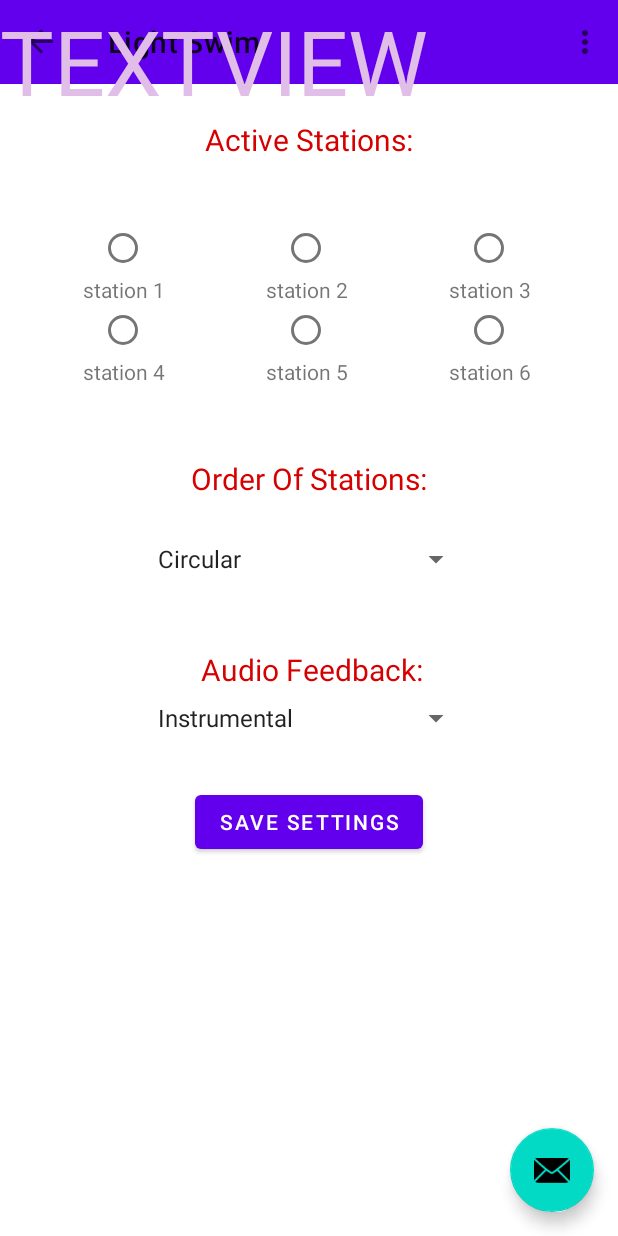
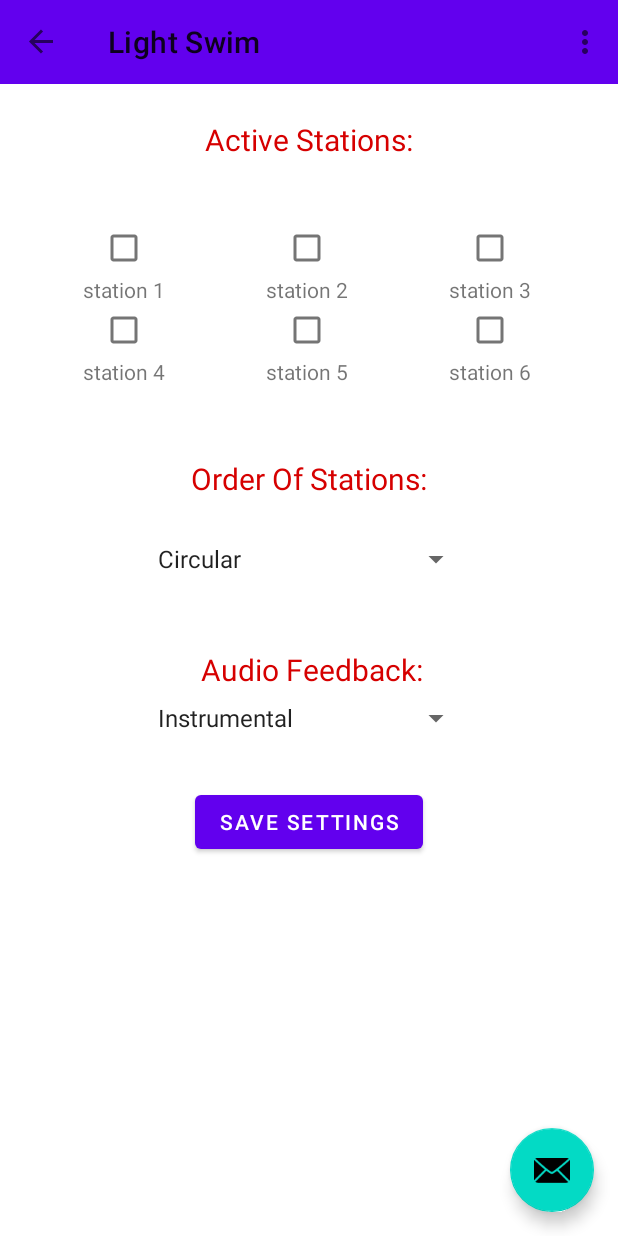
Before and after one commit to aviramyi/LightSwimHCI, an Android app: the screen it shows after launch (MainActivity), after a tap on "SETTINGS", on a phone screen of 412 x 824 dp. Run offline under Robolectric (Android 15) with nearby library versions, the phone set to English and light mode, and no system bars; our stand-ins replace navigation-ui; libraries missing offline, so code that uses them is left out: me.aflak.arduino; 4 statements that could not run were skipped.

Commit message:
Finish saving settings & sending to arduino

```diff
--- a/app/src/main/AndroidManifest.xml
+++ b/app/src/main/AndroidManifest.xml
@@ -24,4 +24,8 @@
         </activity>
     </application>
 
+    <uses-feature
+        android:name="android.hardware.usb.host"
+        android:required="true" />
+
 </manifest>
--- /dev/null
+++ b/app/src/main/java/com/example/lightswimhci/ArduinoManager.java
@@ -0,0 +1,71 @@
+package com.example.lightswimhci;
+import android.content.Context;
+import android.hardware.usb.UsbDevice;
+
+import org.jetbrains.annotations.NotNull;
+import me.aflak.arduino.Arduino;
+import me.aflak.arduino.ArduinoListener;
+
+// singleton
+public final class ArduinoManager {
+
+    private static ArduinoManager instance = null;
+
+    private final Arduino arduino;
+
+    private ArduinoManager(Context context) {
+        arduino = new Arduino(context);
+        arduino.addVendorId(6790);
+        arduino.setBaudRate(9600);
+        arduino.setArduinoListener(new ArduinoListener() {
+            @Override
+            public void onArduinoAttached(UsbDevice device) {
+                arduino.open(device);
+            }
+
+            @Override
+            public void onArduinoDetached() {
+                // arduino detached from phone
+            }
+
+            @Override
+            public void onArduinoMessage(byte[] bytes) {
+                String message = new String(bytes);
+                // new message received from arduino
+            }
+
+            @Override
+            public void onArduinoOpened() {
+                // you can start the communication
+                String str = "Hello Arduino !";
+                arduino.send(str.getBytes());
+            }
+
+            @Override
+            public void onUsbPermissionDenied() {
+                // Permission denied, display popup then
+                arduino.reopen();
+            }
+        });
+    }
+
+    public static ArduinoManager getInstance(){
+        if (instance == null) {
+            return null;
+        }
+        return instance;
+    }
+
+
+    public static ArduinoManager getInstance(Context context){
+        if (instance == null) {
+            instance = new ArduinoManager(context);
+        }
+        return instance;
+    }
+
+    @NotNull
+    public Arduino getArduino() {
+        return arduino;
+    }
+}
--- a/app/src/main/java/com/example/lightswimhci/MainActivity.kt
+++ b/app/src/main/java/com/example/lightswimhci/MainActivity.kt
@@ -1,10 +1,8 @@
 package com.example.lightswimhci
 
-import android.hardware.usb.UsbDevice
 import android.os.Bundle
 import android.view.Menu
 import android.view.MenuItem
-import android.widget.TextView
 import androidx.appcompat.app.AppCompatActivity
 import androidx.appcompat.app.AppCompatDelegate
 import androidx.navigation.findNavController
@@ -13,46 +11,13 @@ import androidx.navigation.ui.navigateUp
 import androidx.navigation.ui.setupActionBarWithNavController
 import com.example.lightswimhci.databinding.ActivityMainBinding
 import com.google.android.material.snackbar.Snackbar
-import me.aflak.arduino.Arduino
-import me.aflak.arduino.ArduinoListener
 
 
 class MainActivity : AppCompatActivity() {
 
     private lateinit var appBarConfiguration: AppBarConfiguration
     private lateinit var binding: ActivityMainBinding
-    private lateinit var arduino: Arduino
-    private lateinit var textView: TextView
-
-    override fun onStart() {
-        super.onStart()
-        arduino.setArduinoListener(object : ArduinoListener {
-            override fun onArduinoAttached(device: UsbDevice) {
-                arduino.open(device)
-                textView.setText("arduino has attached!")
-            }
-
-            override fun onArduinoDetached() {
-                // arduino detached from phone
-            }
-
-            override fun onArduinoMessage(bytes: ByteArray) {
-                val message = String(bytes)
-                // new message received from arduino
-            }
-
-            override fun onArduinoOpened() {
-                // you can start the communication
-                val str = "Hello Arduino !"
-                arduino.send(str.toByteArray())
-            }
-
-            override fun onUsbPermissionDenied() {
-                // Permission denied, display popup then
-                arduino.reopen()
-            }
-        })
-    }
+    private lateinit var arduinoManager: ArduinoManager
 
     override fun onCreate(savedInstanceState: Bundle?) {
         super.onCreate(savedInstanceState)
@@ -62,6 +27,7 @@ class MainActivity : AppCompatActivity() {
         setContentView(binding.root)
 
         setSupportActionBar(binding.toolbar)
+        supportActionBar?.setDisplayHomeAsUpEnabled(false)
 
         val navController = findNavController(R.id.nav_host_fragment_content_main)
         appBarConfiguration = AppBarConfiguration(navController.graph)
@@ -72,9 +38,8 @@ class MainActivity : AppCompatActivity() {
                     .setAction("Action", null).show()
         }
 
-        textView = findViewById(R.id.textView);
+        arduinoManager = ArduinoManager.getInstance(this);
 
-        arduino = Arduino(this)
     }
 
     override fun onCreateOptionsMenu(menu: Menu): Boolean {
@@ -99,14 +64,4 @@ class MainActivity : AppCompatActivity() {
                 || super.onSupportNavigateUp()
     }
 
-    fun display(message: String) {
-        runOnUiThread {
-            textView.append(
-                """
-            $message
-
-            """.trimIndent()
-            )
-        }
-    }
 }
--- a/app/src/main/java/com/example/lightswimhci/MainFragment.kt
+++ b/app/src/main/java/com/example/lightswimhci/MainFragment.kt
@@ -7,7 +7,6 @@ import android.view.View
 import android.view.ViewGroup
 import androidx.navigation.fragment.findNavController
 import com.example.lightswimhci.databinding.FragmentMainBinding
-import android.util.Log
 
 /**
  * A simple [Fragment] subclass as the default destination in the navigation.
--- a/app/src/main/java/com/example/lightswimhci/SettingsFragment.kt
+++ b/app/src/main/java/com/example/lightswimhci/SettingsFragment.kt
@@ -5,8 +5,43 @@ import androidx.fragment.app.Fragment
 import android.view.LayoutInflater
 import android.view.View
 import android.view.ViewGroup
+import android.widget.Button
 import androidx.navigation.fragment.findNavController
 import com.example.lightswimhci.databinding.FragmentSettingsBinding
+
+enum class StationOrder {
+    CIRCULAR, RANDOM, MANUAL, OPPOSITE
+}
+
+enum class AudioFeedback {
+    INSTRUMENTAL, VERBAL, AUDIOBOOK, NONE
+}
+
+class Settings {
+    final var DELIMITER = "$"
+
+    var activeStations: BooleanArray = booleanArrayOf(false, false, false, false, false, false)
+    var orderOfStations: StationOrder = StationOrder.CIRCULAR
+    var audioFeedback: AudioFeedback = AudioFeedback.INSTRUMENTAL
+
+    fun Serialize() : String {
+        var result = ""
+
+        for (i in 0..5) {
+            if (activeStations[i]) {
+                result += i.toString()
+            }
+        }
+
+        result += DELIMITER
+        result += orderOfStations.ordinal.toString()
+        result += DELIMITER
+        result += audioFeedback.ordinal.toString()
+
+        return result
+    }
+}
+
 
 /**
  * A simple [Fragment] subclass as the second destination in the navigation.
@@ -14,6 +49,7 @@ import com.example.lightswimhci.databinding.FragmentSettingsBinding
 class SettingsFragment : Fragment() {
 
     private var _binding: FragmentSettingsBinding? = null
+    private var savedSettings: Settings = Settings()
 
     // This property is only valid between onCreateView and
     // onDestroyView.
@@ -32,7 +68,8 @@ class SettingsFragment : Fragment() {
     override fun onViewCreated(view: View, savedInstanceState: Bundle?) {
         super.onViewCreated(view, savedInstanceState)
 
-        binding.buttonSecond.setOnClickListener {
+        binding.buttonSaveSettings.setOnClickListener {
+            ArduinoManager.getInstance().arduino.send(extractSettings())
             findNavController().navigate(R.id.action_SecondFragment_to_FirstFragment)
         }
     }
@@ -41,4 +78,32 @@ class SettingsFragment : Fragment() {
         super.onDestroyView()
         _binding = null
     }
+
+    fun extractSettings() : ByteArray{
+        if (binding.radioButtonStation1.isChecked){
+            savedSettings.activeStations[0] = true;
+        }
+        if (binding.radioButtonStation2.isChecked){
+            savedSettings.activeStations[1] = true;
+        }
+        if (binding.radioButtonStation3.isChecked){
+            savedSettings.activeStations[2] = true;
+        }
+        if (binding.radioButtonStation4.isChecked){
+            savedSettings.activeStations[3] = true;
+        }
+        if (binding.radioButtonStation5.isChecked){
+            savedSettings.activeStations[4] = true;
+        }
+        if (binding.radioButtonStation6.isChecked){
+            savedSettings.activeStations[5] = true;
+        }
+
+        savedSettings.orderOfStations = StationOrder.valueOf(binding.spinnerOrderOfStations.selectedItem.toString().uppercase())
+        savedSettings.audioFeedback = AudioFeedback.valueOf(binding.spinnerAudioFeedback.selectedItem.toString().uppercase())
+
+        return savedSettings.Serialize().toByteArray()
+    }
+
+
 }
--- a/app/src/main/res/layout/activity_main.xml
+++ b/app/src/main/res/layout/activity_main.xml
@@ -35,14 +35,4 @@
         app:layout_anchorGravity="center"
         app:popupTheme="@style/Theme.LightSwimHCI.PopupOverlay" />
 
-    <TextView
-        android:id="@+id/textView"
-        android:layout_width="358dp"
-        android:layout_height="154dp"
-        android:text="TextView"
-        android:textAlignment="textStart"
-        android:textAllCaps="true"
-        android:textColor="#E1BEE7"
-        android:textSize="60sp" />
-
 </androidx.coordinatorlayout.widget.CoordinatorLayout>
--- a/app/src/main/res/layout/fragment_settings.xml
+++ b/app/src/main/res/layout/fragment_settings.xml
@@ -10,13 +10,13 @@
         android:id="@+id/textview_second"
         android:layout_width="wrap_content"
         android:layout_height="wrap_content"
-        app:layout_constraintBottom_toTopOf="@id/button_second"
+        app:layout_constraintBottom_toTopOf="@id/button_saveSettings"
         app:layout_constraintEnd_toEndOf="parent"
         app:layout_constraintStart_toStartOf="parent"
         app:layout_constraintTop_toTopOf="parent" />
 
     <Button
-        android:id="@+id/button_second"
+        android:id="@+id/button_saveSettings"
         android:layout_width="wrap_content"
         android:layout_height="wrap_content"
         android:text="@string/saveSettings"
@@ -64,7 +64,7 @@
         android:text="@string/audio_feedback"
         android:textColor="#D60000"
         android:textSize="20sp"
-        app:layout_constraintBottom_toTopOf="@+id/button_second"
+        app:layout_constraintBottom_toTopOf="@+id/button_saveSettings"
         app:layout_constraintEnd_toEndOf="parent"
         app:layout_constraintHorizontal_bias="0.507"
         app:layout_constraintStart_toStartOf="parent"
@@ -76,7 +76,7 @@
         android:layout_width="217dp"
         android:layout_height="24dp"
         android:entries="@array/audio_feedback_array"
-        app:layout_constraintBottom_toTopOf="@+id/button_second"
+        app:layout_constraintBottom_toTopOf="@+id/button_saveSettings"
         app:layout_constraintEnd_toEndOf="parent"
         app:layout_constraintStart_toStartOf="parent"
         app:layout_constraintTop_toBottomOf="@+id/text_audio_feedback"
@@ -89,7 +89,7 @@
         android:layout_height="140dp"
         android:layout_marginBottom="180dp"
         android:orientation="horizontal"
-        app:layout_constraintBottom_toTopOf="@+id/button_second"
+        app:layout_constraintBottom_toTopOf="@+id/button_saveSettings"
         app:layout_constraintEnd_toEndOf="parent"
         app:layout_constraintHorizontal_bias="0.5"
         app:layout_constraintStart_toStartOf="parent"
@@ -104,7 +104,7 @@
                 android:layout_width="122dp"
                 android:layout_height="wrap_content">
 
-                <RadioButton
+                <CheckBox
                     android:id="@+id/radio_button_station_1"
                     android:layout_width="34dp"
                     android:layout_height="35dp"
@@ -124,7 +124,7 @@
                 android:layout_width="122dp"
                 android:layout_height="wrap_content">
 
-                <RadioButton
+                <CheckBox
                     android:id="@+id/radio_button_station_2"
                     android:layout_width="34dp"
                     android:layout_height="35dp"
@@ -144,7 +144,7 @@
                 android:layout_width="122dp"
                 android:layout_height="wrap_content">
 
-                <RadioButton
+                <CheckBox
                     android:id="@+id/radio_button_station_3"
                     android:layout_width="34dp"
                     android:layout_height="35dp"
@@ -171,7 +171,7 @@
                 android:layout_width="122dp"
                 android:layout_height="match_parent">
 
-                <RadioButton
+                <CheckBox
                     android:id="@+id/radio_button_station_4"
                     android:layout_width="34dp"
                     android:layout_height="35dp"
@@ -191,7 +191,7 @@
                 android:layout_width="122dp"
                 android:layout_height="wrap_content">
 
-                <RadioButton
+                <CheckBox
                     android:id="@+id/radio_button_station_5"
                     android:layout_width="34dp"
                     android:layout_height="35dp"
@@ -211,7 +211,7 @@
                 android:layout_width="122dp"
                 android:layout_height="wrap_content">
 
-                <RadioButton
+                <CheckBox
                     android:id="@+id/radio_button_station_6"
                     android:layout_width="34dp"
                     android:layout_height="35dp"
```
